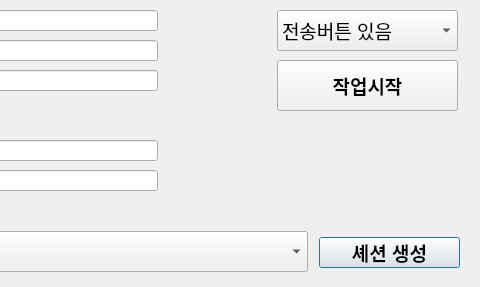
First picture: the form in sys/discord_auto.ui, repository kimkimdong/discord_auto, before the edit; both pictures show x 243 to 723 and y 0 to 287 of the 723 by 287 pixel window.
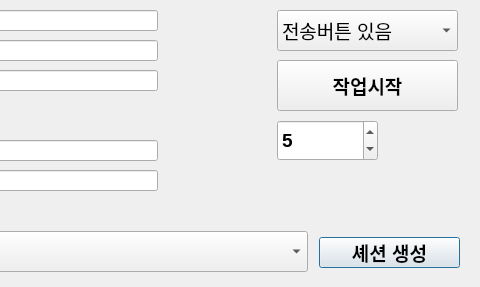
Second picture: the form after the edit.

The edit to the form file:
```diff
--- a/sys/discord_auto.ui
+++ b/sys/discord_auto.ui
@@ -165,6 +165,30 @@
     </property>
    </item>
   </widget>
+  <widget class="QSpinBox" name="spinBox">
+   <property name="geometry">
+    <rect>
+     <x>520</x>
+     <y>120</y>
+     <width>101</width>
+     <height>41</height>
+    </rect>
+   </property>
+   <property name="font">
+    <font>
+     <family>Arial</family>
+     <pointsize>14</pointsize>
+     <weight>75</weight>
+     <bold>true</bold>
+    </font>
+   </property>
+   <property name="maximum">
+    <number>9999</number>
+   </property>
+   <property name="value">
+    <number>5</number>
+   </property>
+  </widget>
  </widget>
  <resources/>
  <connections/>
```
